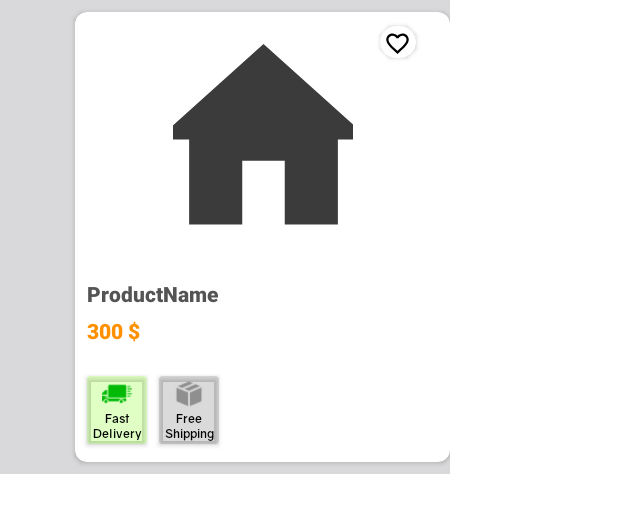
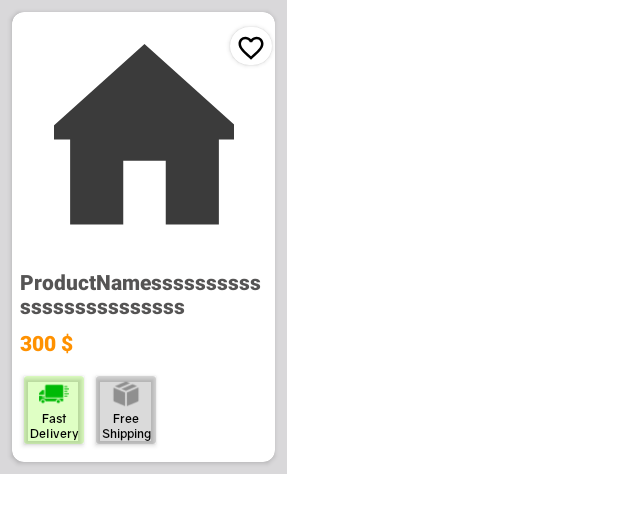
Before and after one commit to OmerOzen10/BaronShop, an Android app: the layout new_season_all_products_layout.xml on its own in the app's theme, with its tools: preview values and no code run, on a phone screen of 412 x 824 dp. Shown: the top 513 px of the screen. Run offline under Robolectric (Android 15) with nearby library versions, the phone set to English and light mode, and no system bars.

Commit message:
Created new Fragment which is called All Products
Firstly I tried to use same adapter for different layouts but then couldn't figure it out, so I created new adapter.

```diff
--- a/EcommercialApplication/app/src/main/java/com/example/e_commercial_application/HomeFragment.java
+++ b/EcommercialApplication/app/src/main/java/com/example/e_commercial_application/HomeFragment.java
@@ -89,11 +89,9 @@ public class HomeFragment extends Fragment {
 
         txtNewSeasonAllProducts.setOnClickListener(new View.OnClickListener() {
             public void onClick(View view) {
+
                 HomePage homePage = (HomePage) getActivity();
-
-
                 BottomNavigationView bottomNavigationView = homePage.findViewById(R.id.bottom_nav);
-
                 bottomNavigationView.setVisibility(View.GONE);
 
                 FragmentManager fragmentManager = ((AppCompatActivity)getContext()).getSupportFragmentManager();
--- a/EcommercialApplication/app/src/main/res/layout/new_season_all_products_layout.xml
+++ b/EcommercialApplication/app/src/main/res/layout/new_season_all_products_layout.xml
@@ -7,10 +7,11 @@
     android:background="#D9D8DA">
 
     <androidx.cardview.widget.CardView
-        android:layout_width="250dp"
+        android:id="@+id/AllProductsCard"
+        android:layout_width="175dp"
         android:layout_height="300dp"
-        android:layout_marginStart="50dp"
-        android:layout_marginRight="8dp"
+        android:layout_marginStart="8dp"
+        android:layout_marginEnd="8dp"
         android:layout_marginTop="8dp"
         android:layout_marginBottom="8dp"
         android:background="@drawable/cardview_new_season"
@@ -25,20 +26,20 @@
             android:layout_height="match_parent">
 
             <androidx.cardview.widget.CardView
-                android:layout_width="40dp"
-                android:layout_height="40dp"
+                android:layout_width="45dp"
+                android:layout_height="45dp"
                 android:layout_marginEnd="5dp"
-                app:cardCornerRadius="20dp"
+                app:cardCornerRadius="22.5dp"
                 app:cardElevation="2dp"
                 app:cardUseCompatPadding="true"
                 app:layout_constraintEnd_toEndOf="parent"
-                app:layout_constraintStart_toEndOf="@+id/ProductImgNewSeasonAllProduct"
+                app:layout_constraintStart_toEndOf="@+id/ProductImgAll"
                 app:layout_constraintTop_toTopOf="parent">
 
                 <ImageButton
-                    android:id="@+id/fav_Product_AllProducts"
-                    android:layout_width="18dp"
-                    android:layout_height="18dp"
+                    android:id="@+id/favProductAll"
+                    android:layout_width="20dp"
+                    android:layout_height="20dp"
                     android:layout_gravity="center"
                     android:layout_marginStart="5dp"
                     android:layout_marginTop="1dp"
@@ -52,7 +53,7 @@
 
 
             <ImageView
-                android:id="@+id/ProductImgNewSeasonAllProduct"
+                android:id="@+id/ProductImgAll"
                 android:layout_width="120dp"
                 android:layout_height="170dp"
                 android:layout_gravity="center_horizontal"
@@ -63,21 +64,21 @@
                 app:layout_constraintTop_toTopOf="parent" />
 
             <TextView
-                android:id="@+id/txtProductNameNewSeasonAllProduct"
-                android:layout_width="wrap_content"
+                android:id="@+id/ProductNameAll"
+                android:layout_width="match_parent"
                 android:layout_height="wrap_content"
-                android:layout_gravity="bottom"
-                android:layout_marginStart="8dp"
-                android:layout_marginTop="8dp"
                 android:fontFamily="sans-serif-black"
-                android:text="ProductName"
+                android:text="ProductNamesssssssssssssssssssssssss"
+                android:layout_marginStart="5dp"
+                android:layout_marginEnd="5dp"
                 android:textColor="#555454"
+                app:layout_constraintEnd_toEndOf="parent"
                 app:layout_constraintStart_toStartOf="parent"
-                app:layout_constraintTop_toBottomOf="@+id/ProductImgNewSeasonAllProduct" />
+                app:layout_constraintTop_toBottomOf="@+id/ProductImgAll" />
 
 
             <TextView
-                android:id="@+id/ProductPriceNewSeasonAllProduct"
+                android:id="@+id/ProductPriceAll"
                 android:layout_width="wrap_content"
                 android:layout_height="wrap_content"
                 android:layout_gravity="bottom"
@@ -85,8 +86,8 @@
                 android:fontFamily="sans-serif-black"
                 android:text="300 $"
                 android:textColor="#FF9100"
-                app:layout_constraintStart_toStartOf="@+id/txtProductNameNewSeasonAllProduct"
-                app:layout_constraintTop_toBottomOf="@+id/txtProductNameNewSeasonAllProduct" />
+                app:layout_constraintStart_toStartOf="@+id/ProductNameAll"
+                app:layout_constraintTop_toBottomOf="@+id/ProductNameAll" />
 
             <androidx.cardview.widget.CardView
                 android:id="@+id/cardView2"
@@ -94,29 +95,30 @@
                 android:layout_height="45dp"
                 android:layout_marginStart="8dp"
                 android:layout_marginTop="8dp"
+                android:layout_marginBottom="8dp"
                 android:backgroundTint="#3B75FF00"
                 app:layout_constraintBottom_toBottomOf="parent"
                 app:layout_constraintStart_toStartOf="parent"
-                app:layout_constraintTop_toBottomOf="@+id/ProductPriceNewSeasonAllProduct">
+                app:layout_constraintTop_toBottomOf="@+id/ProductPriceAll">
 
                 <ImageView
                     android:layout_width="20dp"
                     android:layout_height="20dp"
                     android:layout_gravity="center|top"
+                    android:layout_marginTop="2dp"
                     android:scaleType="centerCrop"
-                    android:src="@drawable/delivery"
-                    android:layout_marginTop="2dp"/>
+                    android:src="@drawable/delivery" />
 
                 <TextView
                     android:layout_width="wrap_content"
                     android:layout_height="wrap_content"
                     android:layout_gravity="center|bottom"
+                    android:layout_marginBottom="2dp"
                     android:fontFamily="@font/regular1"
                     android:gravity="center"
                     android:text="Fast Delivery"
                     android:textColor="@color/black"
                     android:textSize="8sp"
-                    android:layout_marginBottom="2dp"
                     tools:ignore="SmallSp" />
 
 
```
Also changed, not shown: EcommercialApplication/app/src/main/java/com/example/e_commercial_application/Adapter/AllProductsAdapter.java (added, +100 -0 lines), EcommercialApplication/app/src/main/java/com/example/e_commercial_application/Adapter/NewSeasonAdapter.java (+15 -27 lines), EcommercialApplication/app/src/main/java/com/example/e_commercial_application/AllProductsFragment.java (+29 -12 lines), EcommercialApplication/app/src/main/java/com/example/e_commercial_application/Model/AllProducts.java (+12 -12 lines), EcommercialApplication/app/src/main/res/layout/fragment_all_products.xml (+9 -3 lines).
